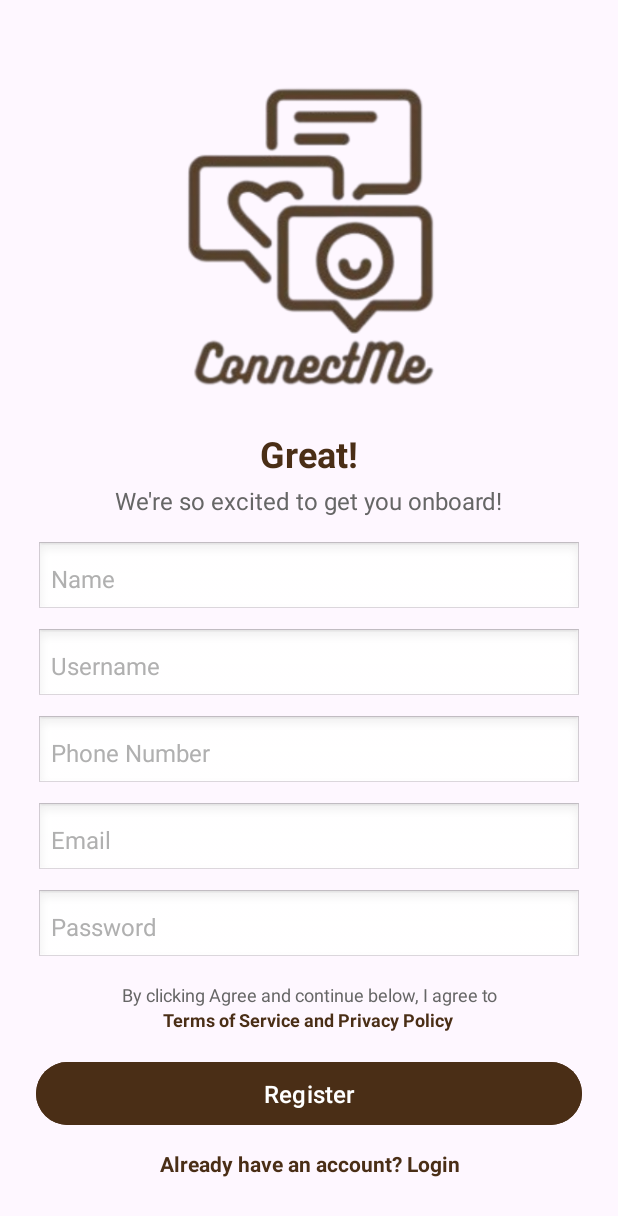
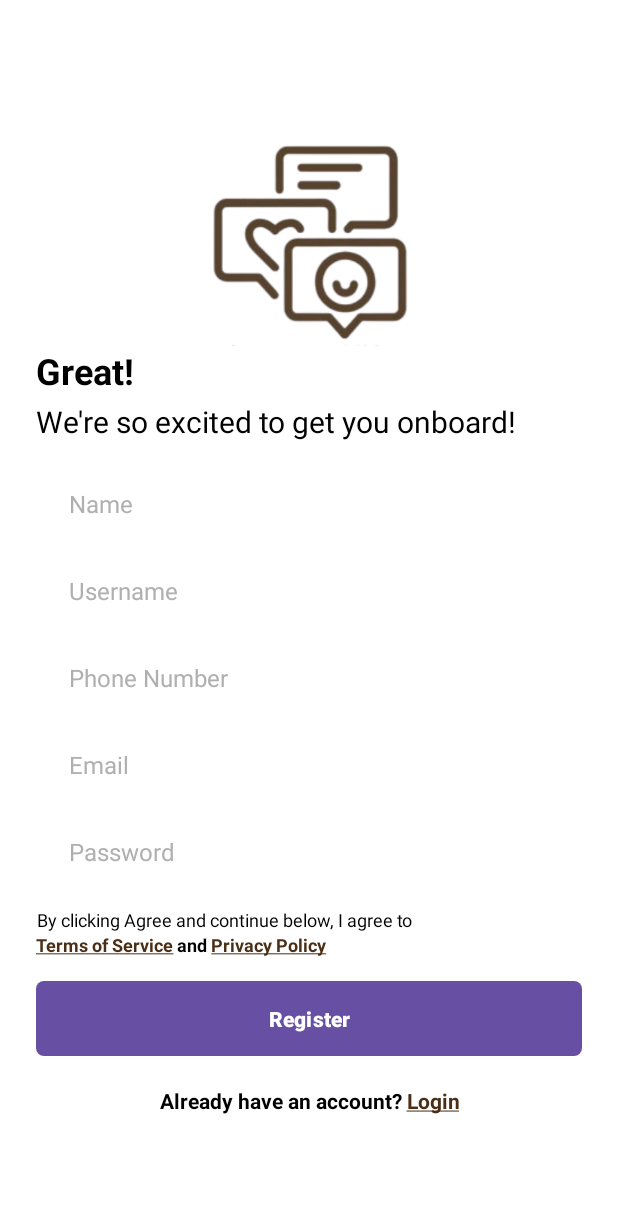
Before and after one commit to JawadAhmadKhan04/ConnectME_UI, an Android app: the RegisterActivity screen opened directly, with no data from a screen before it, on a phone screen of 412 x 824 dp. Shown: the top 1216 px of the screen. Run offline under Robolectric (Android 15) with nearby library versions, the phone set to English and light mode, and no system bars.

Commit message:
finalized register page

```diff
--- a/app/src/main/java/com/jawadahmadkhan/i220791/RegisterActivity.kt
+++ b/app/src/main/java/com/jawadahmadkhan/i220791/RegisterActivity.kt
@@ -3,6 +3,7 @@ package com.jawadahmadkhan.i220791
 import android.content.Intent
 import android.os.Bundle
 import android.widget.Button
+import android.widget.ImageButton
 import android.widget.TextView
 import androidx.appcompat.app.AppCompatActivity
 
@@ -11,19 +12,21 @@ class RegisterActivity : AppCompatActivity() {
         super.onCreate(savedInstanceState)
         setContentView(R.layout.register)
 
-        // Find views
-        val registerButton = findViewById<Button>(R.id.btn_register)
         val loginText = findViewById<TextView>(R.id.tv_login)
 
-        // Register button click action
-        registerButton.setOnClickListener {
-            // Handle registration logic here (e.g., Firebase Authentication)
-        }
 
         // Login text click action -> Navigate to LoginActivity
         loginText.setOnClickListener {
             val intent = Intent(this, LoginActivity::class.java)
             startActivity(intent)
         }
+
+        val loginbtn = findViewById<Button>(R.id.btn_register)
+
+        // Set click listener on register text
+        loginbtn.setOnClickListener {
+            val intent = Intent(this, RegisterActivity::class.java)
+            startActivity(intent)
+        }
     }
 }
--- a/app/src/main/res/layout/login.xml
+++ b/app/src/main/res/layout/login.xml
@@ -14,7 +14,7 @@
         android:id="@+id/myImageView"
         android:layout_width="200dp"
         android:layout_height="200dp"
-        android:src="@drawable/connectme_logo"
+        android:src="@drawable/connectme_logo_2"
         android:scaleType="fitCenter"
         android:contentDescription="My Image" />
 
@@ -51,6 +51,7 @@
         android:layout_height="50dp"
         android:hint="Username"
         android:padding="10dp"
+        android:textColorHint="#B0B0B0"
         android:layout_marginStart="8dp"
         android:layout_marginBottom="10dp" />
 
--- a/app/src/main/res/layout/register.xml
+++ b/app/src/main/res/layout/register.xml
@@ -5,17 +5,19 @@
     android:layout_height="match_parent"
     android:orientation="vertical"
     android:padding="24dp"
+    android:background="@android:color/white"
     android:gravity="center"
     tools:context=".RegisterActivity">
 
     <!-- Title -->
+
     <ImageView
         android:id="@+id/myImageView"
         android:layout_width="wrap_content"
-        android:layout_height="247dp"
+        android:layout_height="150dp"
         android:contentDescription="My Image"
-        android:scaleType="fitCenter"
-        android:src="@drawable/connectme_logo" />
+        android:layout_marginTop="0dp"
+        android:src="@drawable/connectme_logo_2" />
 
     <TextView
         android:layout_width="wrap_content"
@@ -23,8 +25,9 @@
         android:text="Great!"
         android:textSize="24sp"
         android:textStyle="bold"
-        android:textColor="#4A2E16"
-        android:layout_gravity="center_horizontal"
+        android:textColor="#000000"
+        android:gravity="start"
+        android:layout_gravity="start"
         android:paddingBottom="4dp"/>
 
     <!-- Subtitle -->
@@ -32,9 +35,10 @@
         android:layout_width="wrap_content"
         android:layout_height="wrap_content"
         android:text="We're so excited to get you onboard!"
-        android:textSize="16sp"
-        android:textColor="#666666"
-        android:layout_gravity="center_horizontal"
+        android:textSize="20sp"
+        android:textColor="#000000"
+        android:gravity="start"
+        android:layout_gravity="start"
         android:paddingBottom="16dp"/>
 
     <!-- Input Fields -->
@@ -43,17 +47,19 @@
         android:layout_width="match_parent"
         android:layout_height="50dp"
         android:hint="Name"
-        android:background="@android:drawable/edit_text"
+        android:background="@null"
         android:padding="10dp"
+        android:layout_marginStart="8dp"
         android:textColorHint="#B0B0B0"
         android:textSize="16sp"/>
 
     <EditText
         android:id="@+id/et_username"
+        android:layout_marginStart="8dp"
         android:layout_width="match_parent"
         android:layout_height="50dp"
         android:hint="Username"
-        android:background="@android:drawable/edit_text"
+        android:background="@null"
         android:padding="10dp"
         android:textColorHint="#B0B0B0"
         android:textSize="16sp"
@@ -61,10 +67,11 @@
 
     <EditText
         android:id="@+id/et_phone"
+        android:layout_marginStart="8dp"
         android:layout_width="match_parent"
         android:layout_height="50dp"
         android:hint="Phone Number"
-        android:background="@android:drawable/edit_text"
+        android:background="@null"
         android:padding="10dp"
         android:textColorHint="#B0B0B0"
         android:textSize="16sp"
@@ -74,9 +81,10 @@
     <EditText
         android:id="@+id/et_email"
         android:layout_width="match_parent"
+        android:layout_marginStart="8dp"
         android:layout_height="50dp"
         android:hint="Email"
-        android:background="@android:drawable/edit_text"
+        android:background="@null"
         android:padding="10dp"
         android:textColorHint="#B0B0B0"
         android:textSize="16sp"
@@ -88,8 +96,9 @@
         android:layout_width="match_parent"
         android:layout_height="50dp"
         android:hint="Password"
-        android:background="@android:drawable/edit_text"
+        android:background="@null"
         android:padding="10dp"
+        android:layout_marginStart="8dp"
         android:textColorHint="#B0B0B0"
         android:textSize="16sp"
         android:inputType="textPassword"
@@ -101,19 +110,23 @@
         android:layout_height="wrap_content"
         android:text="By clicking Agree and continue below, I agree to"
         android:textSize="12sp"
-        android:textColor="#666666"
+        android:textColor="#000000"
         android:paddingTop="12dp"
+        android:layout_gravity="start"
         android:gravity="center"/>
 
     <TextView
+        android:id="@+id/tv_terms"
         android:layout_width="wrap_content"
         android:layout_height="wrap_content"
-        android:text="Terms of Service and Privacy Policy"
         android:textSize="12sp"
-        android:textColor="#4A2E16"
+        android:textColor="@android:color/black"
         android:textStyle="bold"
         android:gravity="center"
-        android:layout_marginBottom="16dp"/>
+        android:layout_gravity="start"
+        android:layout_marginBottom="16dp"
+        android:text="@string/terms_text"
+        android:autoLink="all"/>
 
     <!-- Register Button -->
     <Button
@@ -121,21 +134,22 @@
         android:layout_width="match_parent"
         android:layout_height="50dp"
         android:text="Register"
-        android:backgroundTint="#4A2E16"
-        android:textColor="@android:color/white"
-        android:textSize="16sp"/>
+        android:background="@drawable/rectangle_button"
+        android:backgroundTint="#5A3620"
+        android:textStyle="bold"
+        android:layout_marginBottom="20dp"/>
 
-    <!-- Login Text -->
     <TextView
         android:id="@+id/tv_login"
         android:layout_width="wrap_content"
         android:layout_height="wrap_content"
-        android:text="Already have an account? Login"
+        android:textColor="@android:color/black"
         android:textSize="14sp"
-        android:textColor="#4A2E16"
+        android:gravity="center"
+        android:layout_gravity="center_horizontal"
         android:textStyle="bold"
-        android:gravity="center"
-        android:paddingTop="12dp"
-        android:layout_gravity="center_horizontal"/>
+        android:text="@string/login_text"
+        android:autoLink="all"/>
+
 
 </LinearLayout>
--- a/app/src/main/res/values/strings.xml
+++ b/app/src/main/res/values/strings.xml
@@ -2,6 +2,8 @@
     <string name="app_name">i220791</string>
     <string name="register_text">Don\'t have an account? <b><font color='#8B5E3B'>Register</font></b></string>
     <string name="welcome">Welcome!</string>
+    <string name="login_text">Already have an account? <font color='#4A2E16'><b><u>Login</u></b></font></string>
+    <string name="terms_text"><font color='#4A2E16'><b><u>Terms of Service</u></b></font> and <font color='#4A2E16'><b><u>Privacy Policy</u></b></font></string>
     <string name="we_re_happy_to_see_you_please_login_to_continue">We’re happy to see you. Please login to continue.</string>
     <string name="login">Login</string>
     <string name="forgot_password">Forgot password?</string>
```
Also changed, not shown: app/src/main/res/drawable/connectme_logo_2.png (added).
